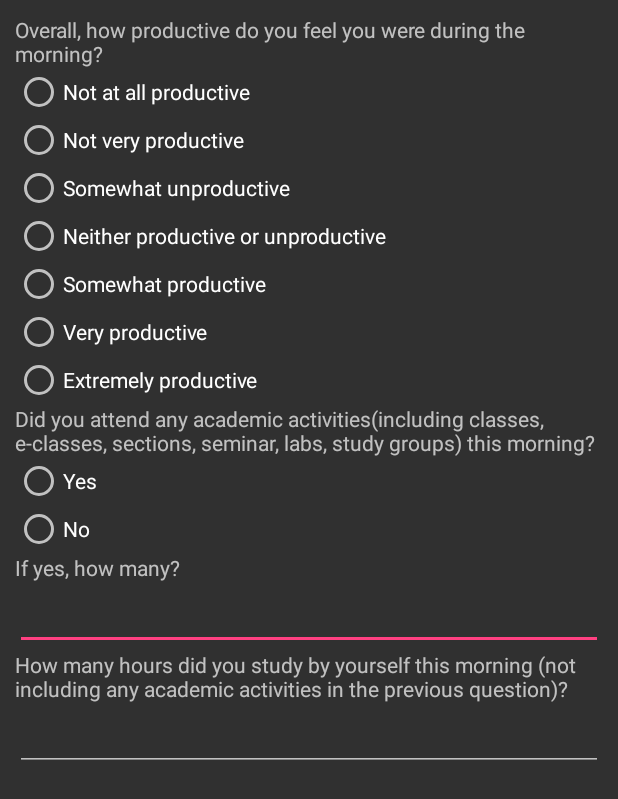
After one commit to jfida/longtermstudy, an Android app: the layout morning_productivity_survey.xml on its own in the app's theme, with its tools: preview values and no code run, on a phone screen of 412 x 824 dp. The commit adds this screen. Shown: the top 799 px of the screen. Run offline under Robolectric (Android 15) with nearby library versions, the phone set to English and light mode, and no system bars.

Commit message:
Morning surveys: added productivity surveys

```diff
--- a/app/src/main/java/usi/memotion/local/database/db/LocalDbUtility.java
+++ b/app/src/main/java/usi/memotion/local/database/db/LocalDbUtility.java
@@ -14,6 +14,7 @@ import usi.memotion.local.database.tables.PSSSurveyTable;
 import usi.memotion.local.database.tables.PersonalitySurveyTable;
 import usi.memotion.local.database.tables.PhoneCallLogTable;
 import usi.memotion.local.database.tables.PhoneLockTable;
+import usi.memotion.local.database.tables.ProductivitySurveyTable;
 import usi.memotion.local.database.tables.SMSTable;
 import usi.memotion.local.database.tables.SWLSSurveyTable;
 import usi.memotion.local.database.tables.SimpleMoodTable;
@@ -26,7 +27,7 @@ import usi.memotion.local.database.tables.WiFiTable;
  */
 
 public class LocalDbUtility {
-    private final static int DATA_TABLES_COUNT = 19;
+    private final static int DATA_TABLES_COUNT = 21;
 
 
     public static String getTableName(LocalTables table) {
@@ -115,6 +116,8 @@ public class LocalDbUtility {
                 return FatigueSurveyTable.getColumns();
             case TABLE_OVERALL_SURVEY:
                 return OverallSurveyTable.getColumns();
+            case TABLE_PRODUCTIVITY_SURVEY:
+                return ProductivitySurveyTable.getColumns();
             default:
                 return null;
         }
--- a/app/src/main/java/usi/memotion/local/database/db/LocalSQLiteDBHelper.java
+++ b/app/src/main/java/usi/memotion/local/database/db/LocalSQLiteDBHelper.java
@@ -26,6 +26,7 @@ import usi.memotion.local.database.tables.PersonalitySurveyTable;
 import usi.memotion.local.database.tables.PhoneCallLogTable;
 import usi.memotion.local.database.tables.LocationTable;
 import usi.memotion.local.database.tables.PhoneLockTable;
+import usi.memotion.local.database.tables.ProductivitySurveyTable;
 import usi.memotion.local.database.tables.SMSTable;
 import usi.memotion.local.database.tables.SWLSSurveyTable;
 import usi.memotion.local.database.tables.SimpleMoodTable;
@@ -76,6 +77,7 @@ public class LocalSQLiteDBHelper extends SQLiteOpenHelper {
         db.execSQL(SleepQualityTable.getCreateQuery());
         db.execSQL(FatigueSurveyTable.getCreateQuery());
         db.execSQL(OverallSurveyTable.getCreateQuery());
+        db.execSQL(ProductivitySurveyTable.getCreateQuery());
 
 
         //insert init data to uploader_utility table
--- a/app/src/main/java/usi/memotion/local/database/db/LocalTables.java
+++ b/app/src/main/java/usi/memotion/local/database/db/LocalTables.java
@@ -22,6 +22,7 @@ import usi.memotion.local.database.tables.PSSSurveyTable;
 import usi.memotion.local.database.tables.PersonalitySurveyTable;
 import usi.memotion.local.database.tables.PhoneCallLogTable;
 import usi.memotion.local.database.tables.PhoneLockTable;
+import usi.memotion.local.database.tables.ProductivitySurveyTable;
 import usi.memotion.local.database.tables.SMSTable;
 import usi.memotion.local.database.tables.SWLSSurveyTable;
 import usi.memotion.local.database.tables.SimpleMoodTable;
@@ -56,7 +57,8 @@ public enum LocalTables {
     TABLE_PSSS(PSSSurveyTable.class),
     TABLE_SLEEP_QUALITY(SleepQualityTable.class),
     TABLE_FATIGUE_SURVEY(FatigueSurveyTable.class),
-    TABLE_OVERALL_SURVEY(OverallSurveyTable.class);
+    TABLE_OVERALL_SURVEY(OverallSurveyTable.class),
+    TABLE_PRODUCTIVITY_SURVEY(ProductivitySurveyTable.class);
 
 
 
@@ -114,6 +116,8 @@ public enum LocalTables {
                 return FatigueSurveyTable.TABLE_FATIGUE_SURVEY;
             case TABLE_OVERALL_SURVEY:
                 return OverallSurveyTable.TABLE_OVERALL_SURVEY;
+            case TABLE_PRODUCTIVITY_SURVEY:
+                return ProductivitySurveyTable.TABLE_PRODUCTIVITY_SURVEY;
             default:
                 throw new IllegalArgumentException("Table not found!");
         }
--- /dev/null
+++ b/app/src/main/res/layout/morning_productivity_survey.xml
@@ -0,0 +1,104 @@
+<?xml version="1.0" encoding="utf-8"?>
+<ScrollView xmlns:android="http://schemas.android.com/apk/res/android"
+    android:layout_width="match_parent"
+    android:layout_height="match_parent">
+
+    <LinearLayout
+        android:layout_width="match_parent"
+        android:layout_height="match_parent"
+        android:orientation="vertical"
+        android:padding="10dp">
+
+        <TextView
+            android:layout_width="match_parent"
+            android:layout_height="wrap_content"
+            android:text="@string/productivity_morning_q1" />
+
+        <RadioGroup
+            android:id="@+id/productivity_morning_q1"
+            android:layout_width="match_parent"
+            android:layout_height="wrap_content">
+
+            <RadioButton
+                android:id="@+id/productivity_morning_q1_option1"
+                android:layout_width="match_parent"
+                android:layout_height="wrap_content"
+                android:text="@string/productivityq1_option1"/>
+            <RadioButton
+                android:id="@+id/productivity_morning_q1_option2"
+                android:layout_width="match_parent"
+                android:layout_height="wrap_content"
+                android:text="@string/productivityq1_option2"/>
+            <RadioButton
+                android:id="@+id/productivity_morning_q1_option3"
+                android:layout_width="match_parent"
+                android:layout_height="wrap_content"
+                android:text="@string/productivityq1_option3"/>
+            <RadioButton
+                android:id="@+id/productivity_morning_q1_option4"
+                android:layout_width="match_parent"
+                android:layout_height="wrap_content"
+                android:text="@string/productivityq1_option4"/>
+            <RadioButton
+                android:id="@+id/productivity_morning_q1_option5"
+                android:layout_width="match_parent"
+                android:layout_height="wrap_content"
+                android:text="@string/productivityq1_option5"/>
+            <RadioButton
+                android:id="@+id/productivity_morning_q1_option6"
+                android:layout_width="match_parent"
+                android:layout_height="wrap_content"
+                android:text="@string/productivityq1_option6"/>
+            <RadioButton
+                android:id="@+id/productivity_morning_q1_option7"
+                android:layout_width="match_parent"
+                android:layout_height="wrap_content"
+                android:text="@string/productivityq1_option7"/>
+        </RadioGroup>
+
+        <TextView
+            android:layout_width="match_parent"
+            android:layout_height="wrap_content"
+            android:text="@string/productivity_morning_q2" />
+
+        <RadioGroup
+            android:id="@+id/productivity_morning_q2"
+            android:layout_width="match_parent"
+            android:layout_height="wrap_content">
+
+            <RadioButton
+                android:id="@+id/productivity_morning_q2_yes"
+                android:layout_width="match_parent"
+                android:layout_height="wrap_content"
+                android:text="Yes" />
+
+            <RadioButton
+                android:id="@+id/productivity_morning_q2_no"
+                android:layout_width="match_parent"
+                android:layout_height="wrap_content"
+                android:text="No" />
+        </RadioGroup>
+
+        <TextView
+            android:layout_width="match_parent"
+            android:layout_height="wrap_content"
+            android:text="@string/productivity_morning_q3" />
+
+        <EditText
+            android:layout_width="match_parent"
+            android:layout_height="wrap_content"
+            android:id="@+id/productivity_morning_q3"
+            android:inputType="number"/>
+
+        <TextView
+            android:layout_width="match_parent"
+            android:layout_height="wrap_content"
+            android:text="@string/productivity_morning_q4" />
+
+        <EditText
+            android:layout_width="match_parent"
+            android:layout_height="wrap_content"
+            android:id="@+id/productivity_morning_q4"
+            android:inputType="number"/>
+    </LinearLayout>
+</ScrollView>
--- a/app/src/main/res/values/strings.xml
+++ b/app/src/main/res/values/strings.xml
@@ -378,13 +378,19 @@
     <string name="sleep_quality">Sleep Quality</string>
     <string name="fatigue">Fatigue</string>
     <string name="overall">Overall</string>
+    <string name="productivity">Productivity</string>
+    <string name="affect">Affect</string>
+    <string name="stress">Stress</string>
+
     <string name="early_morning">early_morning</string>
     <string name="morning">morning</string>
     <string name="afternoon">afternoon</string>
+
     <string name="daily_sleep_q1">Please indicate your bedtime:</string>
     <string name="daily_sleep_q2">Please indicate your wake-up time</string>
     <string name="daily_sleep_q3">Did you have any noctural awakening?:</string>
     <string name="daily_sleep_q4">Please indicate the quality of your sleep</string>
+
     <string name="daily_fatigue_q1">How do you feel now?</string>
     <string name="fatigue_q1_option1">Fully alert, wide awake</string>
     <string name="fatigue_q1_option2">Very lively, responsive, but not at peak</string>
@@ -393,6 +399,7 @@
     <string name="fatigue_q1_option5">A little tired, less than fresh</string>
     <string name="fatigue_q1_option6">Moderately tired, very difficult to concentrate</string>
     <string name="fatigue_q1_option7">Completely exhausted, unable to function effectively</string>
+
     <string name="daily_overall_morning_q1">Overall, how would you rate this morning?</string>
     <string name="overall_option1">Really negative</string>
     <string name="overall_option2">Negative</string>
@@ -400,7 +407,17 @@
     <string name="overall_option4">Positive</string>
     <string name="overall_option5">Really positive</string>
 
-
+    <string name="productivity_morning_q1">Overall, how productive do you feel you were during the morning?</string>
+    <string name="productivityq1_option1">Not at all productive</string>
+    <string name="productivityq1_option2">Not very productive</string>
+    <string name="productivityq1_option3">Somewhat unproductive</string>
+    <string name="productivityq1_option4">Neither productive or unproductive</string>
+    <string name="productivityq1_option5">Somewhat productive</string>
+    <string name="productivityq1_option6">Very productive</string>
+    <string name="productivityq1_option7">Extremely productive</string>
+    <string name="productivity_morning_q2">Did you attend any academic activities(including classes, e-classes, sections, seminar, labs, study groups) this morning?</string>
+    <string name="productivity_morning_q3">If yes, how many?</string>
+    <string name="productivity_morning_q4">How many hours did you study by yourself this morning (not including any academic activities in the previous question)?</string>
     <string-array name="tipi_questions_choices">
         <item>Select</item>
         <item>1</item>
```
Also changed, not shown: app/src/main/java/usi/memotion/Surveys.java (+66 -3 lines), app/src/main/java/usi/memotion/local/database/tables/ProductivitySurveyTable.java (added, +30 -0 lines).
